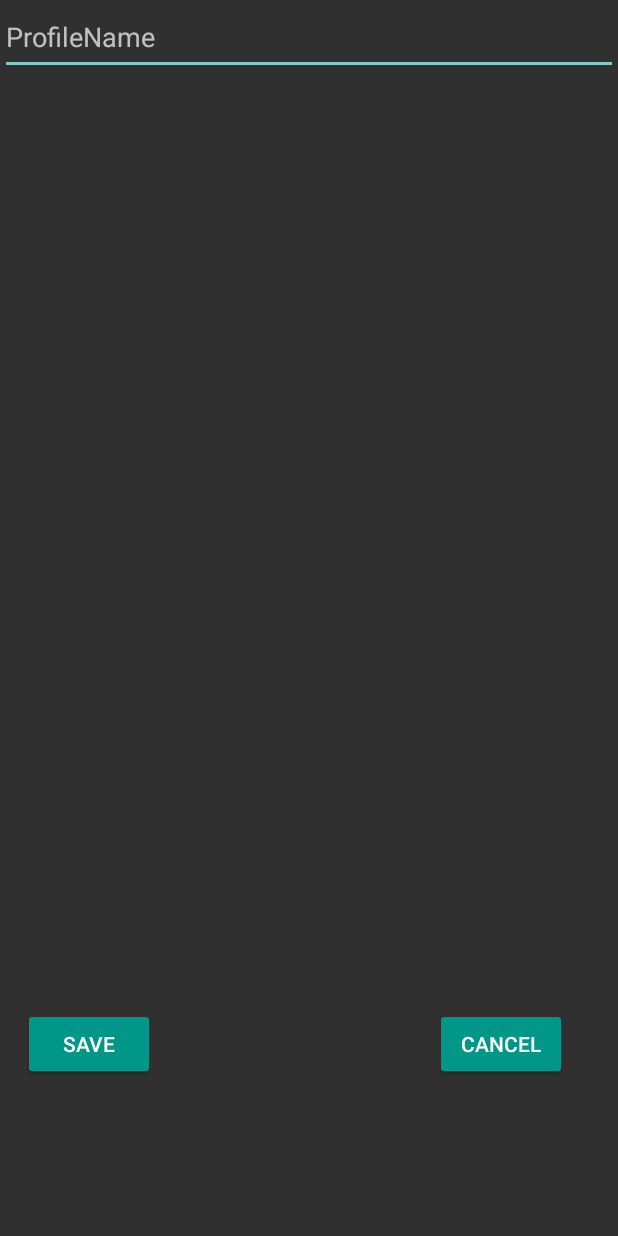
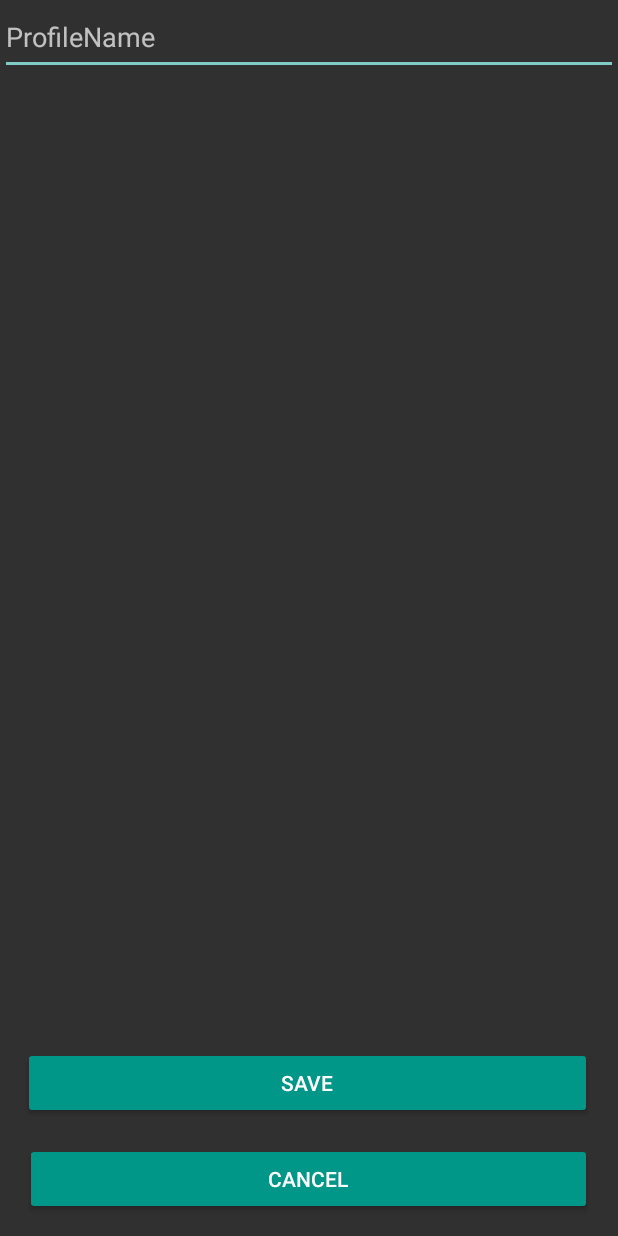
Before and after one commit to DavRo89/BiometricProfiling2, an Android app: the screen it shows after launch (ProfileCreation), after a tap on "CREATE", on a phone screen of 412 x 824 dp. Run offline under Robolectric (Android 15) with nearby library versions, the phone set to English and light mode, and no system bars; 1 statement that could not run was skipped.

Commit message:
Buttons adjudments

```diff
--- a/app/build.gradle
+++ b/app/build.gradle
@@ -2,12 +2,12 @@ apply plugin: 'com.android.application'
 
 android {
     android.defaultConfig.vectorDrawables.useSupportLibrary = true
-    compileSdkVersion 25
-    buildToolsVersion "25.0.0"
+    compileSdkVersion 26
+    buildToolsVersion "26.0.0"
     defaultConfig {
         applicationId "com.example.davide.biometricprofiling"
         minSdkVersion 21
-        targetSdkVersion 25
+        targetSdkVersion 26
         versionCode 1
         versionName "1.0"
         testInstrumentationRunner "android.support.test.runner.AndroidJUnitRunner"
--- a/app/src/main/java/com/example/davide/biometricprofiling/AddModules.java
+++ b/app/src/main/java/com/example/davide/biometricprofiling/AddModules.java
@@ -80,7 +80,10 @@ private int counter;
             checkB[i] = new CheckBox(this);
             checkB[i].setId(i);
             checkB[i].setText(" " +Classes.get(i));
+
             parentLayout.addView(checkB[i]);
+            checkB[i].setGravity(17);
+
             edit.putString("Classi",Classes.get(i) );
             edit.commit();
 
--- a/app/src/main/java/com/example/davide/biometricprofiling/MainFragment.java
+++ b/app/src/main/java/com/example/davide/biometricprofiling/MainFragment.java
@@ -54,8 +54,8 @@ public class MainFragment extends ListFragment {
         Log.d("dentro","va");
         Bundle args = getArguments();
           names= args.getStringArrayList("nomiB");
-
-
+if(ProfileManager.menuMultipleActions!=null){
+ProfileManager.menuMultipleActions.setVisibility(View.GONE);}
           items = names;
         adapter = new ArrayAdapter<>(getActivity(),
                 android.R.layout.simple_list_item_1, items);
--- a/app/src/main/java/com/example/davide/biometricprofiling/ProfileManager.java
+++ b/app/src/main/java/com/example/davide/biometricprofiling/ProfileManager.java
@@ -65,7 +65,7 @@ private  String nomeProfilo;
 public static String profiloSelezionato;
    private  List<String> Biom=new ArrayList<String>();//lista biometrie del profilo letto
 
-   private FloatingActionMenu menuMultipleActions;
+   public static FloatingActionMenu menuMultipleActions;
     private FloatingActionButton menuMultipleActions2, saved;
 
     public ShapeDrawable drawable;
--- a/app/src/main/res/layout/activity_profile_creation.xml
+++ b/app/src/main/res/layout/activity_profile_creation.xml
@@ -25,22 +25,23 @@
 
         <Button
                 android:text="Cancel"
-                android:layout_width="wrap_content"
+                android:layout_width="match_parent"
                 android:layout_height="wrap_content"
                 android:id="@+id/button3"
-                android:layout_marginRight="34dp" android:layout_marginEnd="34dp" android:onClick="Cancel"
+                android:layout_marginRight="34dp" android:onClick="Cancel"
                 android:focusable="false"
-                android:layout_alignBaseline="@+id/button5" android:layout_alignBottom="@+id/button5"
-                android:layout_alignParentRight="true" android:layout_alignParentEnd="true"/>
+                android:layout_marginBottom="14dp" android:layout_alignParentBottom="true"
+                android:layout_centerHorizontal="true"/>
         <Button
                 android:text="Save"
-                android:layout_width="wrap_content"
+                android:layout_width="match_parent"
                 android:layout_height="wrap_content"
                 android:id="@+id/button5"
-                android:layout_marginLeft="15dp" android:layout_marginStart="15dp"
-                android:layout_alignParentBottom="true"
-                android:layout_marginBottom="104dp" android:onClick="WriteBtn"
-                android:focusable="false"/>
+                android:layout_marginLeft="15dp"
+                android:onClick="WriteBtn"
+                android:focusable="false"
+                android:layout_marginBottom="16dp" android:layout_above="@+id/button3"
+                android:layout_alignEnd="@+id/button3"/>
 
     </RelativeLayout>
 </LinearLayout>
```
Also changed, not shown: app/src/main/java/com/example/davide/biometricprofiling/ProfileSelection.java (+7 -1 lines), app/src/main/res/layout/activity_profile_selection.xml (+26 -8 lines).
